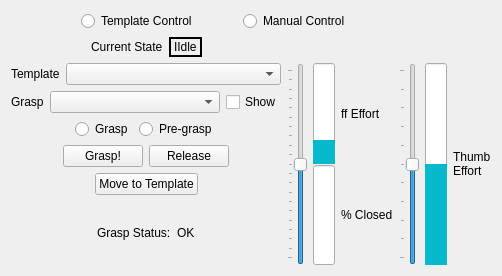
Before: the Qt Designer form vigir_ocs_grasp_widget/src/graspWidget.ui in team-vigir/vigir_ocs_common, drawn with Qt 5.
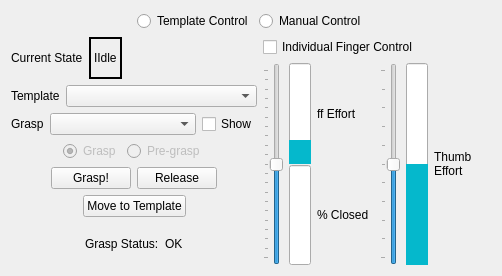
After: the same form once the commit is applied.

Commit message: - removing error message

```diff
--- a/vigir_ocs_grasp_widget/src/graspWidget.ui
+++ b/vigir_ocs_grasp_widget/src/graspWidget.ui
@@ -13,8 +13,8 @@
   <property name="windowTitle">
    <string>graspWidget</string>
   </property>
-  <layout class="QGridLayout" name="gridLayout">
-   <item row="0" column="0" colspan="4">
+  <layout class="QVBoxLayout" name="verticalLayout_5">
+   <item>
     <layout class="QHBoxLayout" name="horizontalLayout">
      <item>
       <spacer name="horizontalSpacer">
@@ -36,22 +36,6 @@
        </property>
       </widget>
      </item>
-     <item>
-      <spacer name="horizontalSpacer_3">
-       <property name="orientation">
-        <enum>Qt::Horizontal</enum>
-       </property>
-       <property name="sizeType">
-        <enum>QSizePolicy::Fixed</enum>
-       </property>
-       <property name="sizeHint" stdset="0">
-        <size>
-         <width>40</width>
-         <height>20</height>
-        </size>
-       </property>
-      </spacer>
-     </item>
      <item>
       <widget class="QRadioButton" name="manualRadio">
        <property name="text">
@@ -74,24 +58,16 @@
      </item>
     </layout>
    </item>
-   <item row="1" column="0">
+   <item>
+    <widget class="QWidget" name="widget" native="true">
+     <layout class="QHBoxLayout" name="horizontalLayout_11">
+      <property name="margin">
+       <number>0</number>
+      </property>
+      <item>
+       <layout class="QVBoxLayout" name="verticalLayout_2">
+        <item>
     <layout class="QHBoxLayout" name="horizontalLayout_2">
-     <item>
-      <spacer name="horizontalSpacer_4">
-       <property name="orientation">
-        <enum>Qt::Horizontal</enum>
-       </property>
-       <property name="sizeType">
-        <enum>QSizePolicy::MinimumExpanding</enum>
-       </property>
-       <property name="sizeHint" stdset="0">
-        <size>
-         <width>40</width>
-         <height>20</height>
-        </size>
-       </property>
-      </spacer>
-     </item>
      <item>
       <widget class="QLabel" name="label">
        <property name="text">
@@ -130,8 +106,6 @@
      </item>
     </layout>
    </item>
-   <item row="2" column="0">
-    <layout class="QVBoxLayout" name="verticalLayout_2">
      <item>
       <layout class="QHBoxLayout" name="horizontalLayout_5">
        <item>
@@ -197,17 +171,29 @@
         </spacer>
        </item>
        <item>
-        <widget class="QRadioButton" name="radioButton_2">
+           <widget class="QRadioButton" name="show_grasp_radio">
+            <property name="enabled">
+             <bool>false</bool>
+            </property>
          <property name="text">
           <string>Grasp</string>
          </property>
+            <property name="checked">
+             <bool>true</bool>
+            </property>
         </widget>
        </item>
        <item>
-        <widget class="QRadioButton" name="radioButton">
+           <widget class="QRadioButton" name="show_pre_grasp_radio">
+            <property name="enabled">
+             <bool>false</bool>
+            </property>
          <property name="text">
           <string>Pre-grasp</string>
          </property>
+            <property name="checked">
+             <bool>false</bool>
+            </property>
         </widget>
        </item>
        <item>
@@ -355,7 +341,30 @@
      </item>
     </layout>
    </item>
-   <item row="2" column="1">
+      <item>
+       <widget class="QWidget" name="widget_2" native="true">
+        <layout class="QVBoxLayout" name="verticalLayout_6">
+         <property name="margin">
+          <number>0</number>
+         </property>
+         <item>
+          <widget class="QCheckBox" name="finger_control">
+           <property name="text">
+            <string>Individual Finger Control</string>
+           </property>
+          </widget>
+         </item>
+         <item>
+          <widget class="QStackedWidget" name="stackedWidget">
+           <property name="currentIndex">
+            <number>0</number>
+           </property>
+           <widget class="QWidget" name="page">
+            <layout class="QHBoxLayout" name="horizontalLayout_13">
+             <property name="margin">
+              <number>0</number>
+             </property>
+             <item>
     <layout class="QVBoxLayout" name="verticalLayout_4">
      <item>
       <widget class="QSlider" name="userSlider">
@@ -381,7 +390,7 @@
      </item>
     </layout>
    </item>
-   <item row="2" column="2">
+             <item>
     <layout class="QVBoxLayout" name="verticalLayout_3">
      <property name="spacing">
       <number>1</number>
@@ -449,7 +458,7 @@
      </item>
     </layout>
    </item>
-   <item row="2" column="3">
+             <item>
     <layout class="QVBoxLayout" name="verticalLayout">
      <item>
       <widget class="QSlider" name="userSlider_2">
@@ -481,7 +490,7 @@
      </item>
     </layout>
    </item>
-   <item row="2" column="4">
+             <item>
     <layout class="QHBoxLayout" name="horizontalLayout_4">
      <item>
       <layout class="QHBoxLayout" name="horizontalLayout_10">
@@ -520,6 +529,17 @@
       </layout>
      </item>
     </layout>
+             </item>
+            </layout>
+           </widget>
+           <widget class="QWidget" name="page_2"/>
+          </widget>
+         </item>
+        </layout>
+       </widget>
+      </item>
+     </layout>
+    </widget>
    </item>
   </layout>
  </widget>
```
Lines whose indentation alone changed are shown as unchanged. The commit also changes 1 other file.
